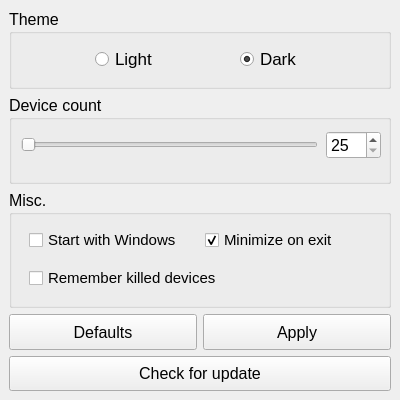
Before: the Qt Designer form exe/ui_settings.ui in elmoiv/elmocut, drawn with Qt 5.
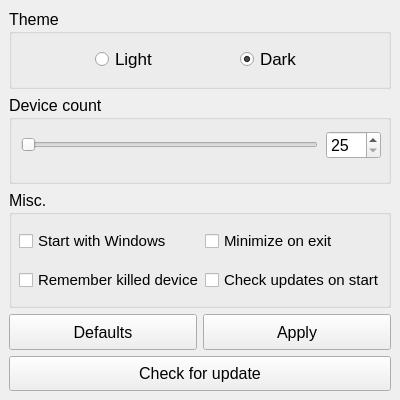
After: the same form once the commit is applied.

Diff of the .ui file:
```diff
--- a/exe/ui_settings.ui
+++ b/exe/ui_settings.ui
@@ -76,28 +76,13 @@
         <widget class="QWidget" name="gridLayoutWidget_2">
          <property name="geometry">
           <rect>
-           <x>20</x>
+           <x>10</x>
            <y>30</y>
-           <width>345</width>
-           <height>80</height>
+           <width>365</width>
+           <height>81</height>
           </rect>
          </property>
          <layout class="QGridLayout" name="gridLayout_3">
-          <item row="0" column="1">
-           <widget class="QCheckBox" name="chkMinimized">
-            <property name="font">
-             <font>
-              <pointsize>11</pointsize>
-             </font>
-            </property>
-            <property name="text">
-             <string>Minimize on exit</string>
-            </property>
-            <property name="checked">
-             <bool>true</bool>
-            </property>
-           </widget>
-          </item>
           <item row="0" column="0">
            <widget class="QCheckBox" name="chkAutostart">
             <property name="font">
@@ -105,15 +90,12 @@
               <pointsize>11</pointsize>
              </font>
             </property>
-            <property name="layoutDirection">
-             <enum>Qt::LeftToRight</enum>
-            </property>
             <property name="text">
              <string>Start with Windows</string>
             </property>
            </widget>
           </item>
-          <item row="1" column="0" colspan="2">
+          <item row="1" column="0">
            <widget class="QCheckBox" name="chkRemember">
             <property name="font">
              <font>
@@ -128,6 +110,36 @@
             </property>
            </widget>
           </item>
+          <item row="0" column="1">
+           <widget class="QCheckBox" name="chkMinimized">
+            <property name="font">
+             <font>
+              <pointsize>11</pointsize>
+             </font>
+            </property>
+            <property name="layoutDirection">
+             <enum>Qt::LeftToRight</enum>
+            </property>
+            <property name="text">
+             <string>Minimize on exit</string>
+            </property>
+           </widget>
+          </item>
+          <item row="1" column="1">
+           <widget class="QCheckBox" name="chkAutoupdate">
+            <property name="font">
+             <font>
+              <pointsize>11</pointsize>
+             </font>
+            </property>
+            <property name="text">
+             <string>Check updates on start</string>
+            </property>
+            <property name="checked">
+             <bool>false</bool>
+            </property>
+           </widget>
+          </item>
          </layout>
         </widget>
        </widget>
```
